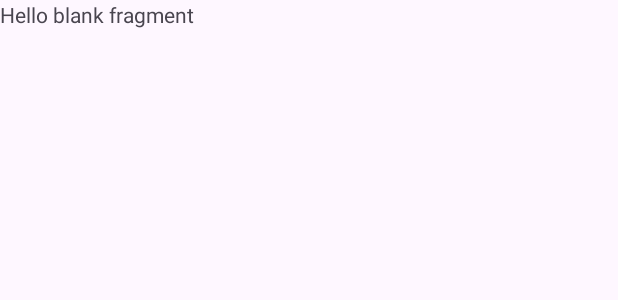
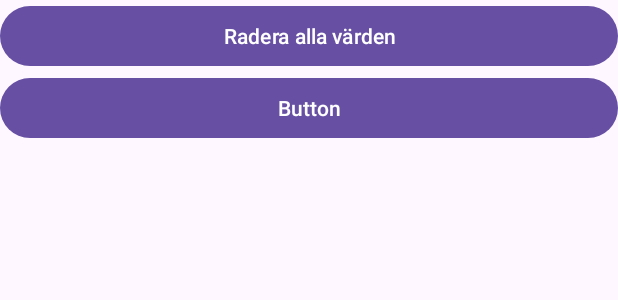
Before and after one commit to falufriSebastianLiljedal/Yournal, an Android app: the layout fragment_settings.xml on its own in the app's theme, with its tools: preview values and no code run, on a phone screen of 412 x 824 dp. Shown: the top 300 px of the screen. Run offline under Robolectric (Android 15) with nearby library versions, the phone set to English and light mode, and no system bars; network calls fail.

Commit message:
Added delete all to the settings

```diff
--- a/app/src/main/java/com/example/yournal/MainActivity.kt
+++ b/app/src/main/java/com/example/yournal/MainActivity.kt
@@ -55,9 +55,7 @@ class MainActivity : AppCompatActivity() {
                 .commit()
         }
         binding.btnImgSettings.setOnClickListener{
-            val settingsFrag = SettingsFragment.newInstance(
-                "Test", "ing"
-            )
+            val settingsFrag = SettingsFragment.newInstance()
             supportFragmentManager.beginTransaction()
                 .replace(R.id.fragmentContainerView, settingsFrag)
                 .addToBackStack(null)
--- a/app/src/main/res/layout/fragment_settings.xml
+++ b/app/src/main/res/layout/fragment_settings.xml
@@ -1,14 +1,31 @@
 <?xml version="1.0" encoding="utf-8"?>
 <FrameLayout xmlns:android="http://schemas.android.com/apk/res/android"
+    xmlns:app="http://schemas.android.com/apk/res-auto"
     xmlns:tools="http://schemas.android.com/tools"
     android:layout_width="match_parent"
     android:layout_height="match_parent"
     tools:context=".SettingsFragment">
 
-    <!-- TODO: Update blank fragment layout -->
-    <TextView
+    <androidx.constraintlayout.widget.ConstraintLayout
         android:layout_width="match_parent"
-        android:layout_height="match_parent"
-        android:text="@string/hello_blank_fragment" />
+        android:layout_height="match_parent">
 
+        <Button
+            android:id="@+id/btnDeleteAll"
+            android:layout_width="0dp"
+            android:layout_height="wrap_content"
+            android:text="Radera alla värden"
+            app:layout_constraintEnd_toEndOf="parent"
+            app:layout_constraintStart_toStartOf="parent"
+            app:layout_constraintTop_toTopOf="parent" />
+
+        <Button
+            android:id="@+id/button5"
+            android:layout_width="0dp"
+            android:layout_height="wrap_content"
+            android:text="Button"
+            app:layout_constraintEnd_toEndOf="parent"
+            app:layout_constraintStart_toStartOf="parent"
+            app:layout_constraintTop_toBottomOf="@+id/btnDeleteAll" />
+    </androidx.constraintlayout.widget.ConstraintLayout>
 </FrameLayout>
```
Also changed, not shown: app/src/main/java/com/example/yournal/SettingsFragment.kt (+15 -31 lines), app/src/main/java/com/example/yournal/TripManager.kt (+21 -13 lines).
